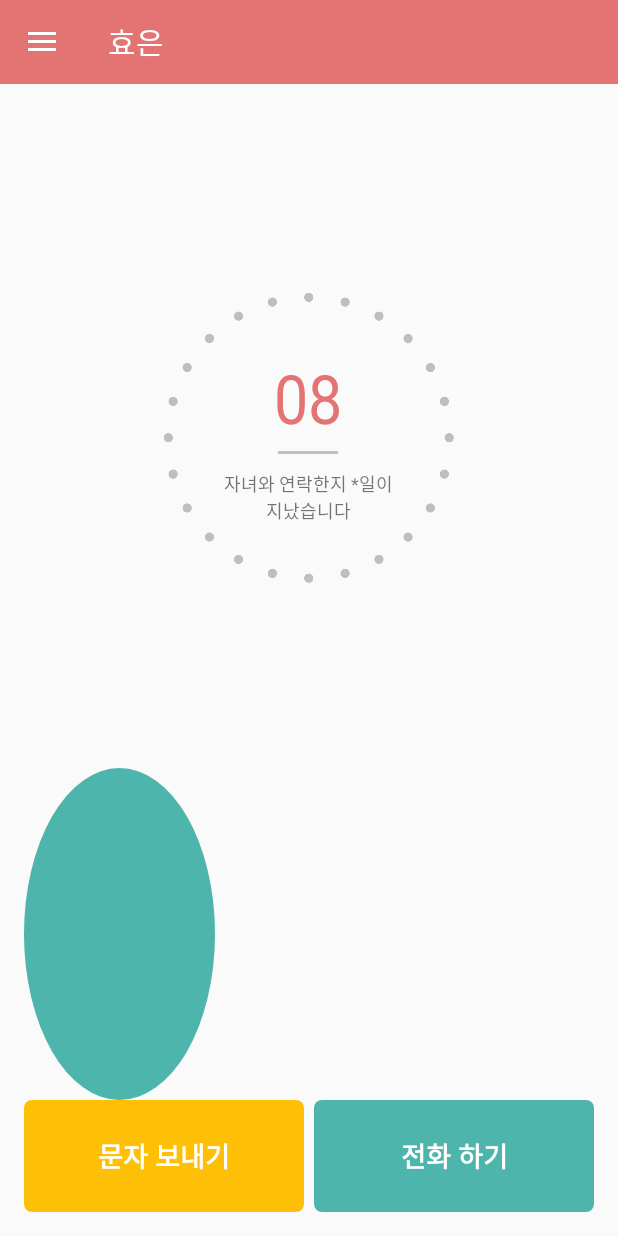
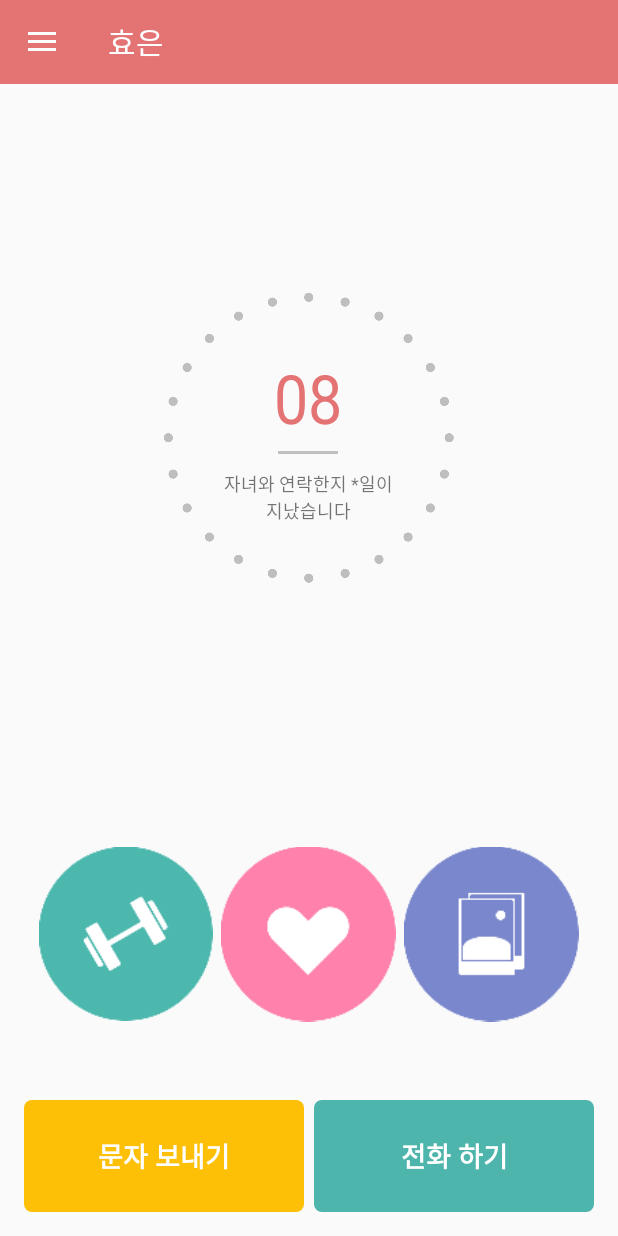
Before and after one commit to LumihanaStudio/repay-androidclient, an Android app: the screen it shows after launch (MainActivity), on a phone screen of 412 x 824 dp. Run offline under Robolectric (Android 15) with nearby library versions, the phone set to English and light mode, and no system bars.

Commit message:
Working on Excercise Select

```diff
--- a/app/src/main/java/malang/moe/repay/activity/MainActivity.java
+++ b/app/src/main/java/malang/moe/repay/activity/MainActivity.java
@@ -10,8 +10,10 @@ import android.support.v7.app.ActionBar;
 import android.support.v7.app.ActionBarDrawerToggle;
 import android.support.v7.app.AppCompatActivity;
 import android.support.v7.widget.Toolbar;
+import android.view.Gravity;
 import android.view.MenuItem;
 import android.view.View;
+import android.widget.ImageView;
 import android.widget.TextView;
 import android.widget.Toast;
 
@@ -23,6 +25,7 @@ public class MainActivity extends AppCompatActivity implements View.OnClickListe
     ActionBarDrawerToggle dtToggle;
     NavigationView navigationView;
     TextView sendSMS, sendCall;
+    ImageView health, bokji, photo;
     @Override
     protected void onCreate(Bundle savedInstanceState) {
         super.onCreate(savedInstanceState);
@@ -32,10 +35,16 @@ public class MainActivity extends AppCompatActivity implements View.OnClickListe
     }
 
     private void setDefault() {
+        health = (ImageView)findViewById(R.id.main_health);
+        bokji = (ImageView)findViewById(R.id.main_bokji);
+        photo = (ImageView)findViewById(R.id.main_photo);
         sendCall = (TextView) findViewById(R.id.main_send_call);
         sendSMS = (TextView)findViewById(R.id.main_send_sms);
         sendCall.setOnClickListener(this);
         sendSMS.setOnClickListener(this);
+        health.setOnClickListener(this);
+        bokji.setOnClickListener(this);
+        photo.setOnClickListener(this);
         navigationView = (NavigationView) findViewById(R.id.navigation_view);
         navigationView.setNavigationItemSelectedListener(new NavigationView.OnNavigationItemSelectedListener() {
             @Override
@@ -46,7 +55,7 @@ public class MainActivity extends AppCompatActivity implements View.OnClickListe
                         break;
                     case R.id.main_drawer_facilities:
                         Toast.makeText(MainActivity.this, "복지시설", Toast.LENGTH_SHORT).show();
-                    break;
+                        break;
                     case R.id.main_drawer_pictures:
                         Toast.makeText(MainActivity.this, "추억사진", Toast.LENGTH_SHORT).show();
                         break;
@@ -111,8 +120,19 @@ public class MainActivity extends AppCompatActivity implements View.OnClickListe
             case R.id.main_send_call:
                 Toast.makeText(MainActivity.this, "CALL", Toast.LENGTH_SHORT).show();
                 break;
+            case R.id.main_health:
+                break;
+            case R.id.main_bokji:
+                break;
+            case R.id.main_photo:
+                break;
             default:
                 Toast.makeText(MainActivity.this, v.getId()+""  , Toast.LENGTH_SHORT).show();
         }
     }
+
+    public void onResume(){
+        dlDrawer.closeDrawer(Gravity.START);
+        super.onResume();
+    }
 }
--- /dev/null
+++ b/app/src/main/res/drawable/main_bokji_selector.xml
@@ -0,0 +1,15 @@
+<?xml version="1.0" encoding="utf-8"?>
+<selector xmlns:android="http://schemas.android.com/apk/res/android">
+
+    <!-- Non focused states -->
+    <item android:drawable="@drawable/ic_main_bokji" android:state_focused="false" android:state_pressed="false" android:state_selected="false"/>
+
+    <!-- Focused states -->
+    <item android:drawable="@drawable/ic_main_bokji_push" android:state_focused="false" android:state_pressed="false" android:state_selected="true"/>
+    <item android:drawable="@drawable/ic_main_bokji_push" android:state_focused="true" android:state_pressed="false" android:state_selected="false"/>
+    <item android:drawable="@drawable/ic_main_bokji_push" android:state_focused="true" android:state_pressed="false" android:state_selected="true"/>
+
+    <!-- Pressed -->
+    <item android:drawable="@drawable/ic_main_bokji_push" android:state_pressed="true"/>
+
+</selector>
--- /dev/null
+++ b/app/src/main/res/drawable/main_health_selector.xml
@@ -0,0 +1,15 @@
+<?xml version="1.0" encoding="utf-8"?>
+<selector xmlns:android="http://schemas.android.com/apk/res/android">
+
+    <!-- Non focused states -->
+    <item android:drawable="@drawable/ic_main_health" android:state_focused="false" android:state_pressed="false" android:state_selected="false"/>
+
+    <!-- Focused states -->
+    <item android:drawable="@drawable/ic_main_health_push" android:state_focused="false" android:state_pressed="false" android:state_selected="true"/>
+    <item android:drawable="@drawable/ic_main_health_push" android:state_focused="true" android:state_pressed="false" android:state_selected="false"/>
+    <item android:drawable="@drawable/ic_main_health_push" android:state_focused="true" android:state_pressed="false" android:state_selected="true"/>
+
+    <!-- Pressed -->
+    <item android:drawable="@drawable/ic_main_health_push" android:state_pressed="true"/>
+
+</selector>
--- /dev/null
+++ b/app/src/main/res/drawable/main_pohoto_selector.xml
@@ -0,0 +1,15 @@
+<?xml version="1.0" encoding="utf-8"?>
+<selector xmlns:android="http://schemas.android.com/apk/res/android">
+
+    <!-- Non focused states -->
+    <item android:drawable="@drawable/ic_main_photo" android:state_focused="false" android:state_pressed="false" android:state_selected="false"/>
+
+    <!-- Focused states -->
+    <item android:drawable="@drawable/ic_main_photo_push" android:state_focused="false" android:state_pressed="false" android:state_selected="true"/>
+    <item android:drawable="@drawable/ic_main_photo_push" android:state_focused="true" android:state_pressed="false" android:state_selected="false"/>
+    <item android:drawable="@drawable/ic_main_photo_push" android:state_focused="true" android:state_pressed="false" android:state_selected="true"/>
+
+    <!-- Pressed -->
+    <item android:drawable="@drawable/ic_main_photo_push" android:state_pressed="true"/>
+
+</selector>
--- /dev/null
+++ b/app/src/main/res/layout/activity_excercise_place_list.xml
@@ -0,0 +1,6 @@
+<?xml version="1.0" encoding="utf-8"?>
+<LinearLayout xmlns:android="http://schemas.android.com/apk/res/android"
+    android:orientation="vertical" android:layout_width="match_parent"
+    android:layout_height="match_parent">
+
+</LinearLayout>
--- a/app/src/main/res/layout/activity_main.xml
+++ b/app/src/main/res/layout/activity_main.xml
@@ -68,14 +68,33 @@
             android:layout_width="match_parent"
             android:layout_height="1dp"
             android:layout_weight="3"
-            android:weightSum="3"
-            android:orientation="horizontal">
+            android:orientation="horizontal"
+            android:paddingLeft="10dp"
+            android:paddingRight="10dp"
+            android:weightSum="3">
+
             <ImageView
-                android:scaleType="centerCrop"
-                android:src="@drawable/main_oval_shape"
+                android:id="@+id/main_health"
                 android:layout_width="1dp"
+                android:layout_height="match_parent"
+                android:layout_marginRight="5dp"
                 android:layout_weight="1"
-                android:layout_height="match_parent" />
+                android:src="@drawable/main_health_selector" />
+
+            <ImageView
+                android:id="@+id/main_bokji"
+                android:layout_width="1dp"
+                android:layout_height="match_parent"
+                android:layout_weight="1"
+                android:src="@drawable/main_bokji_selector" />
+
+            <ImageView
+                android:id="@+id/main_photo"
+                android:layout_width="1dp"
+                android:layout_height="match_parent"
+                android:layout_marginLeft="5dp"
+                android:layout_weight="1"
+                android:src="@drawable/main_pohoto_selector" />
         </LinearLayout>
 
         <LinearLayout
@@ -87,29 +106,29 @@
 
             <TextView
                 android:id="@+id/main_send_sms"
-                android:textStyle="bold"
-                android:textColor="#FFF"
-                android:textSize="18sp"
-                android:gravity="center"
-                android:text="문자 보내기"
                 android:layout_width="1dp"
                 android:layout_height="match_parent"
                 android:layout_marginRight="3dp"
                 android:layout_weight="1"
-                android:background="@drawable/main_send_sms_selector"/>
+                android:background="@drawable/main_send_sms_selector"
+                android:gravity="center"
+                android:text="문자 보내기"
+                android:textColor="#FFF"
+                android:textSize="18sp"
+                android:textStyle="bold" />
 
             <TextView
                 android:id="@+id/main_send_call"
-                android:textStyle="bold"
-                android:textColor="#FFF"
-                android:textSize="18sp"
-                android:gravity="center"
-                android:text="전화 하기"
                 android:layout_width="1dp"
                 android:layout_height="match_parent"
                 android:layout_marginLeft="3dp"
                 android:layout_weight="1"
-                android:background="@drawable/main_call_selector"/>
+                android:background="@drawable/main_call_selector"
+                android:gravity="center"
+                android:text="전화 하기"
+                android:textColor="#FFF"
+                android:textSize="18sp"
+                android:textStyle="bold" />
         </LinearLayout>
     </LinearLayout>
 
--- a/app/src/main/res/layout/view_settings_getparentnumber.xml
+++ b/app/src/main/res/layout/view_settings_getparentnumber.xml
@@ -5,5 +5,9 @@
     android:orientation="vertical">
     <com.rengwuxian.materialedittext.MaterialEditText
         android:layout_width="match_parent"
-        android:layout_height="wrap_content"/>
+        android:layout_height="wrap_content"
+        android:hint="전화번호를 입력"
+        android:inputType="number"
+        android:maxLength="11"
+        android:singleLine="true" />
 </LinearLayout>
--- a/app/src/main/res/values/styles.xml
+++ b/app/src/main/res/values/styles.xml
@@ -1,7 +1,7 @@
 <resources>
 
     <!-- Base application theme. -->
-    <style name="AppTheme" parent="Theme.AppCompat.Light.DarkActionBar">
+    <style name="AppTheme" parent="Base.Theme.AppCompat.Light.DarkActionBar">
         <!-- Customize your theme here. -->
         <item name="colorPrimary">@color/colorPrimary</item>
         <item name="colorPrimaryDark">@color/colorPrimaryDark</item>
```
Also changed, not shown: app/src/main/AndroidManifest.xml (+4 -4 lines), app/src/main/java/malang/moe/repay/activity/ExcercisePlaceListActivity.java (renamed from app/src/main/java/malang/moe/repay/activity/NetworkActivity.java, +3 -10 lines), app/src/main/java/malang/moe/repay/activity/ExcercisePlaceShowActivity.java (added, +15 -0 lines), app/src/main/java/malang/moe/repay/activity/HealthSelectActivity.java (added, +38 -0 lines), app/src/main/java/malang/moe/repay/activity/SettingsActivity.java (+44 -4 lines), app/src/main/res/layout/activity_excercise_place_show.xml (added, +12 -0 lines), app/src/main/res/layout/activity_health_select.xml (added, +86 -0 lines).
